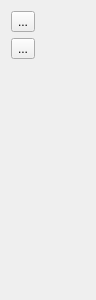
Qt form src/presentation/sidebar/sidebarwidget.ui (N0vemberRain/wch-desktop) before a commit.
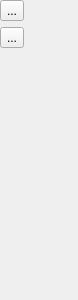
The same form after that commit. Icons and pictures are not drawn.

What changed in the file:
```diff
--- a/src/presentation/sidebar/sidebarwidget.ui
+++ b/src/presentation/sidebar/sidebarwidget.ui
@@ -6,7 +6,7 @@
    <rect>
     <x>0</x>
     <y>0</y>
-    <width>96</width>
+    <width>78</width>
     <height>300</height>
    </rect>
   </property>
@@ -26,6 +26,18 @@
    <string>Form</string>
   </property>
   <layout class="QVBoxLayout" name="verticalLayout">
+   <property name="leftMargin">
+    <number>0</number>
+   </property>
+   <property name="topMargin">
+    <number>0</number>
+   </property>
+   <property name="rightMargin">
+    <number>0</number>
+   </property>
+   <property name="bottomMargin">
+    <number>0</number>
+   </property>
    <item>
     <widget class="QToolButton" name="settingButton">
      <property name="sizePolicy">
```
